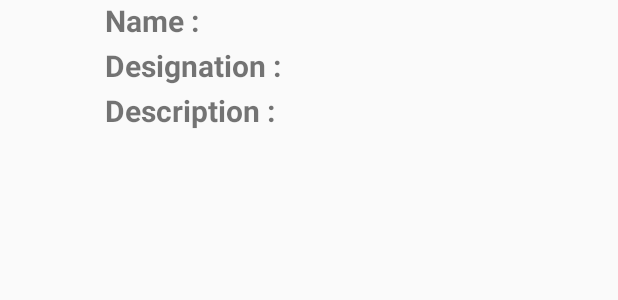
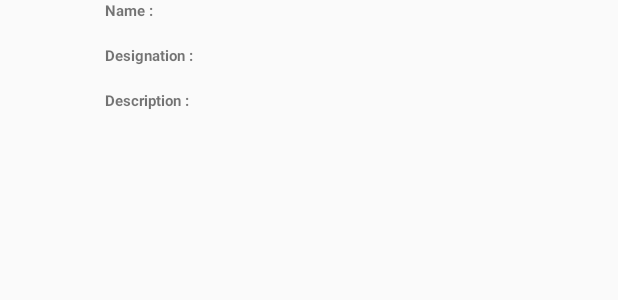
Before and after one commit to vishalgnawale/LiveDataExample, an Android app: the layout leader_view.xml on its own in the app's theme, with its tools: preview values and no code run, on a phone screen of 412 x 824 dp. Shown: the top 300 px of the screen. Run offline under Robolectric (Android 15) with nearby library versions, the phone set to English and light mode, and no system bars.

Commit message:
UI changes

```diff
--- /dev/null
+++ b/app/src/main/java/com/demo/demo_application/service/modal/repository/Constants.java
@@ -0,0 +1,5 @@
+package com.demo.demo_application.service.modal.repository;
+
+public class Constants {
+    public static String BASE_URL="http://192.168.43.12:3001/";
+}
--- a/app/src/main/res/layout/leader_view.xml
+++ b/app/src/main/res/layout/leader_view.xml
@@ -25,13 +25,13 @@
             android:layout_height="30dp"
             android:text="Name :"
             android:textStyle="bold"
-            android:textSize="20dp"
+            android:textSize="10dp"
             android:paddingLeft="20dp"/>
         <TextView
             android:layout_width="wrap_content"
             android:layout_height="30dp"
             android:id="@+id/txt_name"
-            android:textSize="20dp"
+            android:textSize="10dp"
             android:textStyle="bold"
             android:paddingLeft="20dp"/>
     </LinearLayout>
@@ -45,7 +45,7 @@
                 android:layout_height="30dp"
                 android:text="Designation :"
                 android:textStyle="bold"
-                android:textSize="20dp"
+                android:textSize="10dp"
                 android:paddingLeft="20dp"/>
 
             <TextView
@@ -53,7 +53,7 @@
                 android:layout_height="30dp"
                 android:id="@+id/txt_designation"
                 android:textStyle="bold"
-                android:textSize="20dp"
+                android:textSize="10dp"
                 android:paddingLeft="20dp"/>
 
         </LinearLayout>
@@ -66,13 +66,13 @@
                 android:layout_height="30dp"
                 android:text="Description :"
                 android:textStyle="bold"
-                android:textSize="20dp"
+                android:textSize="10dp"
                 android:paddingLeft="20dp"/>
             <TextView
                 android:layout_width="wrap_content"
-                android:layout_height="30dp"
+                android:layout_height="wrap_content"
                 android:id="@+id/txt_desc"
-                android:textSize="20dp"
+                android:textSize="10dp"
                 android:textStyle="bold"
                 android:paddingLeft="20dp"/>
 
--- a/app/src/main/res/values/strings.xml
+++ b/app/src/main/res/values/strings.xml
@@ -1,3 +1,4 @@
 <resources>
     <string name="app_name">Demo_Application</string>
+
 </resources>
--- a/app/src/main/res/xml/securityconfig.xml
+++ b/app/src/main/res/xml/securityconfig.xml
@@ -1,7 +1,7 @@
 <?xml version="1.0" encoding="utf-8"?>
 <network-security-config>
     <domain-config cleartextTrafficPermitted="true">
-        <domain includeSubdomains="true">192.168.0.101</domain>
+        <domain includeSubdomains="true">192.168.43.12</domain>
         <port>3000</port>
     </domain-config>
 </network-security-config>
```
Also changed, not shown: app/src/main/java/com/demo/demo_application/service/modal/Leaders.java (+27 -14 lines), app/src/main/java/com/demo/demo_application/service/modal/repository/Repository.java (+7 -0 lines), app/src/main/java/com/demo/demo_application/service/modal/repository/RetrofitInstance.java (+6 -2 lines), app/src/main/java/com/demo/demo_application/service/modal/view/LeaderAdapter.java (+4 -3 lines).
